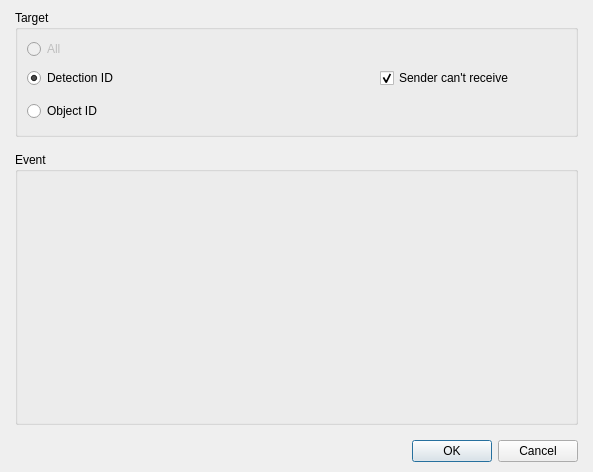
The window that Editor/Dialogs/Commands/dialogcommandsendevent.ui (RPG-Paper-Maker/RPG-Paper-Maker) describes before a commit, drawn with Qt 5.
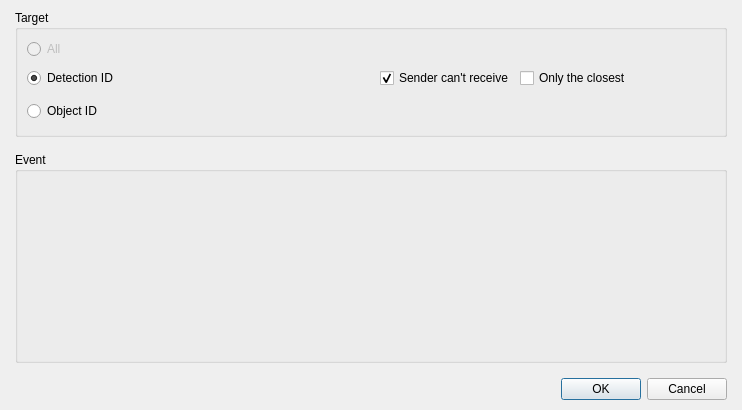
The same window after the commit. Custom widgets are drawn as their Qt base class.

Commit message:
Option for character's detection to return just the closest object instead of a list
Option for character's detection to return just the closest object instead of a list

Patch:
```diff
--- a/Editor/Dialogs/Commands/dialogcommandsendevent.ui
+++ b/Editor/Dialogs/Commands/dialogcommandsendevent.ui
@@ -6,8 +6,8 @@
    <rect>
     <x>0</x>
     <y>0</y>
-    <width>593</width>
-    <height>472</height>
+    <width>742</width>
+    <height>410</height>
    </rect>
   </property>
   <property name="windowTitle">
@@ -33,20 +33,39 @@
      </property>
      <item>
       <widget class="QGroupBox" name="groupBoxTarget">
+       <property name="minimumSize">
+        <size>
+         <width>0</width>
+         <height>0</height>
+        </size>
+       </property>
        <property name="title">
         <string>Target</string>
        </property>
        <layout class="QGridLayout" name="gridLayout_2">
         <item row="0" column="0">
          <layout class="QGridLayout" name="gridLayout">
-          <item row="0" column="2">
-           <spacer name="horizontalSpacer_2">
+          <item row="0" column="0">
+           <widget class="QRadioButton" name="radioButtonAll">
+            <property name="enabled">
+             <bool>false</bool>
+            </property>
+            <property name="text">
+             <string>All</string>
+            </property>
+            <property name="checked">
+             <bool>false</bool>
+            </property>
+           </widget>
+          </item>
+          <item row="0" column="1">
+           <spacer name="horizontalSpacer">
             <property name="orientation">
              <enum>Qt::Horizontal</enum>
             </property>
             <property name="sizeHint" stdset="0">
              <size>
-              <width>40</width>
+              <width>578</width>
               <height>20</height>
              </size>
             </property>
@@ -62,46 +81,9 @@
             </property>
            </widget>
           </item>
-          <item row="2" column="2">
-           <spacer name="horizontalSpacer">
-            <property name="orientation">
-             <enum>Qt::Horizontal</enum>
-            </property>
-            <property name="sizeHint" stdset="0">
-             <size>
-              <width>40</width>
-              <height>27</height>
-             </size>
-            </property>
-           </spacer>
-          </item>
-          <item row="2" column="1">
-           <widget class="PanelPrimitiveValue" name="panelPrimitiveObjectID" native="true">
-            <property name="enabled">
-             <bool>false</bool>
-            </property>
-            <property name="minimumSize">
-             <size>
-              <width>250</width>
-              <height>27</height>
-             </size>
-            </property>
-           </widget>
-          </item>
-          <item row="0" column="0">
-           <widget class="QRadioButton" name="radioButtonAll">
-            <property name="enabled">
-             <bool>false</bool>
-            </property>
-            <property name="text">
-             <string>All</string>
-            </property>
-            <property name="checked">
-             <bool>false</bool>
-            </property>
-           </widget>
-          </item>
           <item row="1" column="1">
+           <layout class="QHBoxLayout" name="horizontalLayout" stretch="0,0,0,1">
+            <item>
            <widget class="PanelPrimitiveValue" name="panelPrimitiveDetectionID" native="true">
             <property name="minimumSize">
              <size>
@@ -117,6 +99,38 @@
             </property>
            </widget>
           </item>
+            <item>
+             <widget class="QCheckBox" name="checkBoxSenderNoReceive">
+              <property name="text">
+               <string>Sender can't receive</string>
+              </property>
+              <property name="checked">
+               <bool>true</bool>
+              </property>
+             </widget>
+            </item>
+            <item>
+             <widget class="QCheckBox" name="checkBoxOnlyTheClosest">
+              <property name="text">
+               <string>Only the closest</string>
+              </property>
+             </widget>
+            </item>
+            <item>
+             <spacer name="horizontalSpacer_3">
+              <property name="orientation">
+               <enum>Qt::Horizontal</enum>
+              </property>
+              <property name="sizeHint" stdset="0">
+               <size>
+                <width>17</width>
+                <height>20</height>
+               </size>
+              </property>
+             </spacer>
+            </item>
+           </layout>
+          </item>
           <item row="2" column="0">
            <widget class="QRadioButton" name="radioButtonObject">
             <property name="enabled">
@@ -127,15 +141,35 @@
             </property>
            </widget>
           </item>
-          <item row="1" column="2">
-           <widget class="QCheckBox" name="checkBoxSenderNoReceive">
-            <property name="text">
-             <string>Sender can't receive</string>
-            </property>
-            <property name="checked">
-             <bool>true</bool>
-            </property>
-           </widget>
+          <item row="2" column="1">
+           <layout class="QHBoxLayout" name="horizontalLayout_2" stretch="0,1">
+            <item>
+             <widget class="PanelPrimitiveValue" name="panelPrimitiveObjectID" native="true">
+              <property name="enabled">
+               <bool>false</bool>
+              </property>
+              <property name="minimumSize">
+               <size>
+                <width>250</width>
+                <height>27</height>
+               </size>
+              </property>
+             </widget>
+            </item>
+            <item>
+             <spacer name="horizontalSpacer_2">
+              <property name="orientation">
+               <enum>Qt::Horizontal</enum>
+              </property>
+              <property name="sizeHint" stdset="0">
+               <size>
+                <width>318</width>
+                <height>20</height>
+               </size>
+              </property>
+             </spacer>
+            </item>
+           </layout>
           </item>
          </layout>
         </item>
```
Lines whose indentation alone changed are shown as unchanged. The commit also changes 12 other files.
